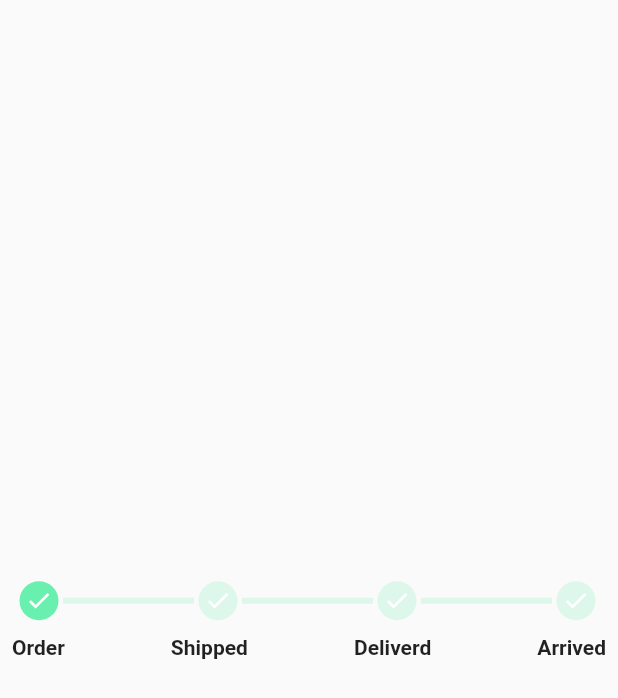
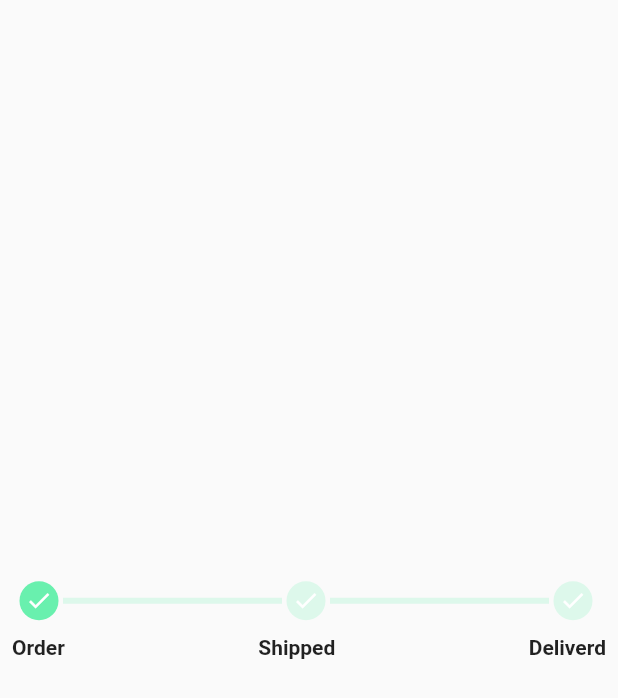
Before and after one commit to loqmanali/check_points, a Flutter app: the screen it shows after launch, on a phone screen of 412 x 824 dp. Shown: the top 698 px of the screen. Run offline on Flutter 3.47's test engine with Material 2 defaults, Android fonts, the phone set to English and light mode, and no system bars.

Commit message:
update readme

```diff
--- a/ex/lib/main.dart
+++ b/ex/lib/main.dart
@@ -6,7 +6,6 @@ void main() {
 }
 
 class MyApp extends StatelessWidget {
-  // This widget is the root of your application.
   @override
   Widget build(BuildContext context) {
     return MaterialApp(
@@ -36,7 +35,6 @@ class ExView extends StatelessWidget {
             'Order',
             'Shipped',
             'Deliverd',
-            'Arrived',
           ],
           checkPointFilledColor: Colors.greenAccent,
           ),
--- a/pubspec.yaml
+++ b/pubspec.yaml
@@ -1,7 +1,8 @@
 name: check_points
-description: A new Flutter project.
+description: To ba able to show Time line.
 version: 0.0.1
-homepage:
+author: Loqman Ali<grahyy1@gmail.com>
+homepage: https://github.com/loqmanali/check_points.git
 
 environment:
   sdk: ">=2.12.0 <3.0.0"
```
Also changed, not shown: 3 other files.
